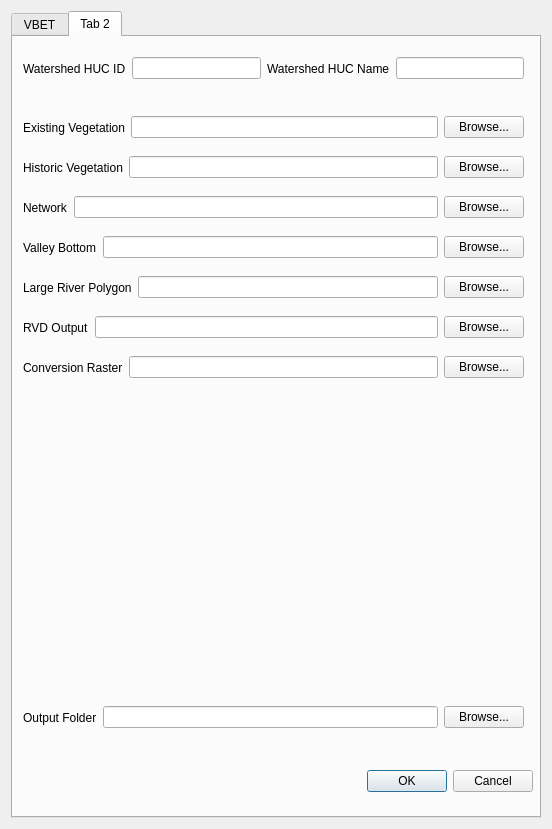
Riverscapes/project-builder-qgis-plugin, file project_builder_dialog_base.ui: the form before one commit.
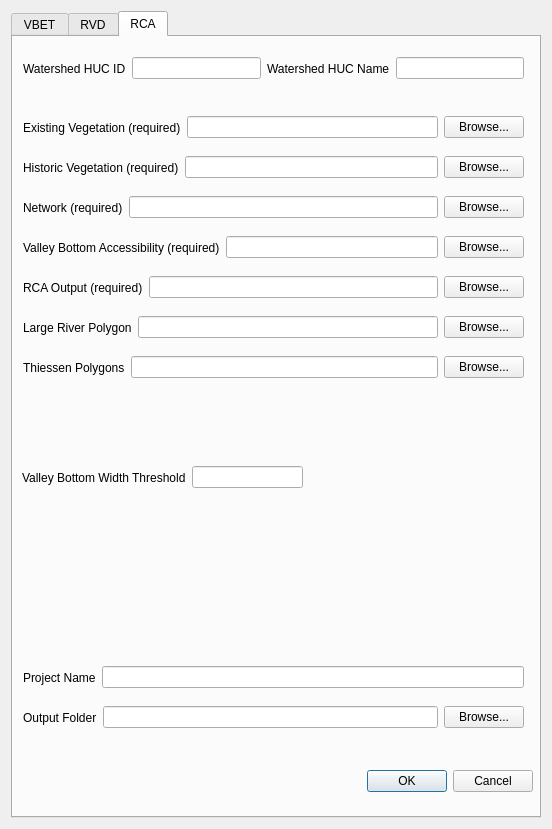
The form after the commit.

The edit to the form file:
```diff
--- a/project_builder_dialog_base.ui
+++ b/project_builder_dialog_base.ui
@@ -23,7 +23,7 @@
       </size>
      </property>
      <property name="currentIndex">
-      <number>1</number>
+      <number>2</number>
      </property>
      <widget class="QWidget" name="tabVBET">
       <attribute name="title">
@@ -721,7 +721,7 @@
      </widget>
      <widget class="QWidget" name="tabRVD">
       <attribute name="title">
-       <string>Tab 2</string>
+       <string>RVD</string>
       </attribute>
       <widget class="QWidget" name="horizontalLayoutWidget_10">
        <property name="geometry">
@@ -999,7 +999,7 @@
        <property name="geometry">
         <rect>
          <x>10</x>
-         <y>230</y>
+         <y>270</y>
          <width>501</width>
          <height>41</height>
         </rect>
@@ -1135,7 +1135,7 @@
        <property name="geometry">
         <rect>
          <x>10</x>
-         <y>270</y>
+         <y>230</y>
          <width>501</width>
          <height>41</height>
         </rect>
@@ -1150,7 +1150,7 @@
            </size>
           </property>
           <property name="text">
-           <string>RVD Output</string>
+           <string>RVD Output (required)</string>
           </property>
          </widget>
         </item>
@@ -1195,7 +1195,7 @@
        <property name="geometry">
         <rect>
          <x>10</x>
-         <y>310</y>
+         <y>350</y>
          <width>501</width>
          <height>41</height>
         </rect>
@@ -1251,6 +1251,715 @@
         </item>
        </layout>
       </widget>
+      <widget class="QWidget" name="horizontalLayoutWidget_20">
+       <property name="geometry">
+        <rect>
+         <x>10</x>
+         <y>310</y>
+         <width>501</width>
+         <height>41</height>
+        </rect>
+       </property>
+       <layout class="QHBoxLayout" name="horizontalLayout_20">
+        <item>
+         <widget class="QLabel" name="labelThiessen">
+          <property name="minimumSize">
+           <size>
+            <width>0</width>
+            <height>0</height>
+           </size>
+          </property>
+          <property name="text">
+           <string>Thiessen Polygons</string>
+          </property>
+         </widget>
+        </item>
+        <item>
+         <widget class="QLineEdit" name="txtThiessen">
+          <property name="sizePolicy">
+           <sizepolicy hsizetype="Expanding" vsizetype="Fixed">
+            <horstretch>0</horstretch>
+            <verstretch>0</verstretch>
+           </sizepolicy>
+          </property>
+          <property name="minimumSize">
+           <size>
+            <width>0</width>
+            <height>0</height>
+           </size>
+          </property>
+          <property name="baseSize">
+           <size>
+            <width>0</width>
+            <height>0</height>
+           </size>
+          </property>
+         </widget>
+        </item>
+        <item>
+         <widget class="QPushButton" name="btnBrowseThiessen">
+          <property name="minimumSize">
+           <size>
+            <width>0</width>
+            <height>0</height>
+           </size>
+          </property>
+          <property name="text">
+           <string>Browse...</string>
+          </property>
+         </widget>
+        </item>
+       </layout>
+      </widget>
+      <widget class="QWidget" name="horizontalLayoutWidget_21">
+       <property name="geometry">
+        <rect>
+         <x>10</x>
+         <y>620</y>
+         <width>501</width>
+         <height>41</height>
+        </rect>
+       </property>
+       <layout class="QHBoxLayout" name="horizontalLayout_21">
+        <item>
+         <widget class="QLabel" name="labelProjectName_2">
+          <property name="minimumSize">
+           <size>
+            <width>0</width>
+            <height>0</height>
+           </size>
+          </property>
+          <property name="text">
+           <string>Project Name</string>
+          </property>
+         </widget>
+        </item>
+        <item>
+         <widget class="QLineEdit" name="txtProjectName_2">
+          <property name="sizePolicy">
+           <sizepolicy hsizetype="Expanding" vsizetype="Fixed">
+            <horstretch>0</horstretch>
+            <verstretch>0</verstretch>
+           </sizepolicy>
+          </property>
+          <property name="minimumSize">
+           <size>
+            <width>0</width>
+            <height>0</height>
+           </size>
+          </property>
+          <property name="baseSize">
+           <size>
+            <width>0</width>
+            <height>0</height>
+           </size>
+          </property>
+         </widget>
+        </item>
+       </layout>
+      </widget>
+     </widget>
+     <widget class="QWidget" name="tabRCA">
+      <attribute name="title">
+       <string>RCA</string>
+      </attribute>
+      <widget class="QWidget" name="horizontalLayoutWidget_22">
+       <property name="geometry">
+        <rect>
+         <x>10</x>
+         <y>10</y>
+         <width>501</width>
+         <height>43</height>
+        </rect>
+       </property>
+       <layout class="QHBoxLayout" name="horizontalLayout_22">
+        <item>
+         <widget class="QLabel" name="labelHUCID_3">
+          <property name="text">
+           <string>Watershed HUC ID</string>
+          </property>
+         </widget>
+        </item>
+        <item>
+         <widget class="QLineEdit" name="txtHUCID_3"/>
+        </item>
+        <item>
+         <widget class="QLabel" name="labelHUCName_3">
+          <property name="text">
+           <string>Watershed HUC Name</string>
+          </property>
+         </widget>
+        </item>
+        <item>
+         <widget class="QLineEdit" name="txtHUCName_3"/>
+        </item>
+       </layout>
+      </widget>
+      <widget class="QWidget" name="horizontalLayoutWidget_23">
+       <property name="geometry">
+        <rect>
+         <x>10</x>
+         <y>70</y>
+         <width>501</width>
+         <height>41</height>
+        </rect>
+       </property>
+       <layout class="QHBoxLayout" name="horizontalLayout_23">
+        <item>
+         <widget class="QLabel" name="labelExVeg_2">
+          <property name="minimumSize">
+           <size>
+            <width>0</width>
+            <height>0</height>
+           </size>
+          </property>
+          <property name="text">
+           <string>Existing Vegetation (required)</string>
+          </property>
+         </widget>
+        </item>
+        <item>
+         <widget class="QLineEdit" name="txtExVeg_2">
+          <property name="sizePolicy">
+           <sizepolicy hsizetype="Expanding" vsizetype="Fixed">
+            <horstretch>0</horstretch>
+            <verstretch>0</verstretch>
+           </sizepolicy>
+          </property>
+          <property name="minimumSize">
+           <size>
+            <width>0</width>
+            <height>0</height>
+           </size>
+          </property>
+          <property name="baseSize">
+           <size>
+            <width>0</width>
+            <height>0</height>
+           </size>
+          </property>
+         </widget>
+        </item>
+        <item>
+         <widget class="QPushButton" name="btnBrowseExVeg_2">
+          <property name="minimumSize">
+           <size>
+            <width>0</width>
+            <height>0</height>
+           </size>
+          </property>
+          <property name="text">
+           <string>Browse...</string>
+          </property>
+         </widget>
+        </item>
+       </layout>
+      </widget>
+      <widget class="QWidget" name="horizontalLayoutWidget_24">
+       <property name="geometry">
+        <rect>
+         <x>10</x>
+         <y>110</y>
+         <width>501</width>
+         <height>41</height>
+        </rect>
+       </property>
+       <layout class="QHBoxLayout" name="horizontalLayout_24">
+        <item>
+         <widget class="QLabel" name="labelHistVeg_2">
+          <property name="minimumSize">
+           <size>
+            <width>0</width>
+            <height>0</height>
+           </size>
+          </property>
+          <property name="text">
+           <string>Historic Vegetation (required)</string>
+          </property>
+         </widget>
+        </item>
+        <item>
+         <widget class="QLineEdit" name="txtHistVeg_2">
+          <property name="sizePolicy">
+           <sizepolicy hsizetype="Expanding" vsizetype="Fixed">
+            <horstretch>0</horstretch>
+            <verstretch>0</verstretch>
+           </sizepolicy>
+          </property>
+          <property name="minimumSize">
+           <size>
+            <width>0</width>
+            <height>0</height>
+           </size>
+          </property>
+          <property name="baseSize">
+           <size>
+            <width>0</width>
+            <height>0</height>
+           </size>
+          </property>
+         </widget>
+        </item>
+        <item>
+         <widget class="QPushButton" name="btnBrowseHistVeg_2">
+          <property name="minimumSize">
+           <size>
+            <width>0</width>
+            <height>0</height>
+           </size>
+          </property>
+          <property name="text">
+           <string>Browse...</string>
+          </property>
+         </widget>
+        </item>
+       </layout>
+      </widget>
+      <widget class="QWidget" name="horizontalLayoutWidget_25">
+       <property name="geometry">
+        <rect>
+         <x>10</x>
+         <y>150</y>
+         <width>501</width>
+         <height>41</height>
+        </rect>
+       </property>
+       <layout class="QHBoxLayout" name="horizontalLayout_25">
+        <item>
+         <widget class="QLabel" name="labelNetwork3">
+          <property name="minimumSize">
+           <size>
+            <width>0</width>
+            <height>0</height>
+           </size>
+          </property>
+          <property name="text">
+           <string>Network (required)</string>
+          </property>
+         </widget>
+        </item>
+        <item>
+         <widget class="QLineEdit" name="txtNetwork3">
+          <property name="sizePolicy">
+           <sizepolicy hsizetype="Expanding" vsizetype="Fixed">
+            <horstretch>0</horstretch>
+            <verstretch>0</verstretch>
+           </sizepolicy>
+          </property>
+          <property name="minimumSize">
+           <size>
+            <width>0</width>
+            <height>0</height>
+           </size>
+          </property>
+          <property name="baseSize">
+           <size>
+            <width>0</width>
+            <height>0</height>
+           </size>
+          </property>
+         </widget>
+        </item>
+        <item>
+         <widget class="QPushButton" name="btnBrowseNetwork3">
+          <property name="minimumSize">
+           <size>
+            <width>0</width>
+            <height>0</height>
+           </size>
+          </property>
+          <property name="text">
+           <string>Browse...</string>
+          </property>
+         </widget>
+        </item>
+       </layout>
+      </widget>
+      <widget class="QWidget" name="horizontalLayoutWidget_26">
+       <property name="geometry">
+        <rect>
+         <x>10</x>
+         <y>190</y>
+         <width>501</width>
+         <height>41</height>
+        </rect>
+       </property>
+       <layout class="QHBoxLayout" name="horizontalLayout_26">
+        <item>
+         <widget class="QLabel" name="labelValley_2">
+          <property name="minimumSize">
+           <size>
+            <width>0</width>
+            <height>0</height>
+           </size>
+          </property>
+          <property name="text">
+           <string>Valley Bottom Accessibility (required)</string>
+          </property>
+         </widget>
+        </item>
+        <item>
+         <widget class="QLineEdit" name="txtValley_2">
+          <property name="sizePolicy">
+           <sizepolicy hsizetype="Expanding" vsizetype="Fixed">
+            <horstretch>0</horstretch>
+            <verstretch>0</verstretch>
+           </sizepolicy>
+          </property>
+          <property name="minimumSize">
+           <size>
+            <width>0</width>
+            <height>0</height>
+           </size>
+          </property>
+          <property name="baseSize">
+           <size>
+            <width>0</width>
+            <height>0</height>
+           </size>
+          </property>
+         </widget>
+        </item>
+        <item>
+         <widget class="QPushButton" name="btnBrowseValley_2">
+          <property name="minimumSize">
+           <size>
+            <width>0</width>
+            <height>0</height>
+           </size>
+          </property>
+          <property name="text">
+           <string>Browse...</string>
+          </property>
+         </widget>
+        </item>
+       </layout>
+      </widget>
+      <widget class="QWidget" name="horizontalLayoutWidget_27">
+       <property name="geometry">
+        <rect>
+         <x>10</x>
+         <y>230</y>
+         <width>501</width>
+         <height>41</height>
+        </rect>
+       </property>
+       <layout class="QHBoxLayout" name="horizontalLayout_27">
+        <item>
+         <widget class="QLabel" name="labelRCA">
+          <property name="minimumSize">
+           <size>
+            <width>0</width>
+            <height>0</height>
+           </size>
+          </property>
+          <property name="text">
+           <string>RCA Output (required)</string>
+          </property>
+         </widget>
+        </item>
+        <item>
+         <widget class="QLineEdit" name="txtRCA">
+          <property name="sizePolicy">
+           <sizepolicy hsizetype="Expanding" vsizetype="Fixed">
+            <horstretch>0</horstretch>
+            <verstretch>0</verstretch>
+           </sizepolicy>
+          </property>
+          <property name="minimumSize">
+           <size>
+            <width>0</width>
+            <height>0</height>
+           </size>
+          </property>
+          <property name="baseSize">
+           <size>
+            <width>0</width>
+            <height>0</height>
+           </size>
+          </property>
+         </widget>
+        </item>
+        <item>
+         <widget class="QPushButton" name="btnBrowseRCA">
+          <property name="minimumSize">
+           <size>
+            <width>0</width>
+            <height>0</height>
+           </size>
+          </property>
+          <property name="text">
+           <string>Browse...</string>
+          </property>
+         </widget>
+        </item>
+       </layout>
+      </widget>
+      <widget class="QWidget" name="horizontalLayoutWidget_28">
+       <property name="geometry">
+        <rect>
+         <x>10</x>
+         <y>270</y>
+         <width>501</width>
+         <height>41</height>
+        </rect>
+       </property>
+       <layout class="QHBoxLayout" name="horizontalLayout_28">
+        <item>
+         <widget class="QLabel" name="labelLRP_2">
+          <property name="minimumSize">
+           <size>
+            <width>0</width>
+            <height>0</height>
+           </size>
+          </property>
+          <property name="text">
+           <string>Large River Polygon</string>
+          </property>
+         </widget>
+        </item>
+        <item>
+         <widget class="QLineEdit" name="txtLRP_2">
+          <property name="sizePolicy">
+           <sizepolicy hsizetype="Expanding" vsizetype="Fixed">
+            <horstretch>0</horstretch>
+            <verstretch>0</verstretch>
+           </sizepolicy>
+          </property>
+          <property name="minimumSize">
+           <size>
+            <width>0</width>
+            <height>0</height>
+           </size>
+          </property>
+          <property name="baseSize">
+           <size>
+            <width>0</width>
+            <height>0</height>
+           </size>
+          </property>
+         </widget>
+        </item>
+        <item>
+         <widget class="QPushButton" name="btnBrowseLRP_2">
+          <property name="minimumSize">
+           <size>
+            <width>0</width>
+            <height>0</height>
+           </size>
+          </property>
+          <property name="text">
+           <string>Browse...</string>
+          </property>
+         </widget>
+        </item>
+       </layout>
+      </widget>
+      <widget class="QWidget" name="horizontalLayoutWidget_29">
+       <property name="geometry">
+        <rect>
+         <x>10</x>
+         <y>310</y>
+         <width>501</width>
+         <height>41</height>
+        </rect>
+       </property>
+       <layout class="QHBoxLayout" name="horizontalLayout_29">
+        <item>
+         <widget class="QLabel" name="labelThiessen_2">
+          <property name="minimumSize">
+           <size>
+            <width>0</width>
+            <height>0</height>
+           </size>
+          </property>
+          <property name="text">
+           <string>Thiessen Polygons</string>
+          </property>
+         </widget>
+        </item>
+        <item>
+         <widget class="QLineEdit" name="txtThiessen_2">
+          <property name="sizePolicy">
+           <sizepolicy hsizetype="Expanding" vsizetype="Fixed">
+            <horstretch>0</horstretch>
+            <verstretch>0</verstretch>
+           </sizepolicy>
+          </property>
+          <property name="minimumSize">
+           <size>
+            <width>0</width>
+            <height>0</height>
+           </size>
+          </property>
+          <property name="baseSize">
+           <size>
+            <width>0</width>
+            <height>0</height>
+           </size>
+          </property>
+         </widget>
+        </item>
+        <item>
+         <widget class="QPushButton" name="btnBrowseThiessen_2">
+          <property name="minimumSize">
+           <size>
+            <width>0</width>
+            <height>0</height>
+           </size>
+          </property>
+          <property name="text">
+           <string>Browse...</string>
+          </property>
+         </widget>
+        </item>
+       </layout>
+      </widget>
+      <widget class="QWidget" name="horizontalLayoutWidget_30">
+       <property name="geometry">
+        <rect>
+         <x>10</x>
+         <y>620</y>
+         <width>501</width>
+         <height>41</height>
+        </rect>
+       </property>
+       <layout class="QHBoxLayout" name="horizontalLayout_30">
+        <item>
+         <widget class="QLabel" name="labelProjectName_3">
+          <property name="minimumSize">
+           <size>
+            <width>0</width>
+            <height>0</height>
+           </size>
+          </property>
+          <property name="text">
+           <string>Project Name</string>
+          </property>
+         </widget>
+        </item>
+        <item>
+         <widget class="QLineEdit" name="txtProjectName_3">
+          <property name="sizePolicy">
+           <sizepolicy hsizetype="Expanding" vsizetype="Fixed">
+            <horstretch>0</horstretch>
+            <verstretch>0</verstretch>
+           </sizepolicy>
+          </property>
+          <property name="minimumSize">
+           <size>
+            <width>0</width>
+            <height>0</height>
+           </size>
+          </property>
+          <property name="baseSize">
+           <size>
+            <width>0</width>
+            <height>0</height>
+           </size>
+          </property>
+         </widget>
+        </item>
+       </layout>
+      </widget>
+      <widget class="QWidget" name="horizontalLayoutWidget_31">
+       <property name="geometry">
+        <rect>
+         <x>10</x>
+         <y>660</y>
+         <width>501</width>
+         <height>41</height>
+        </rect>
+       </property>
+       <layout class="QHBoxLayout" name="horizontalLayout_31">
+        <item>
+         <widget class="QLabel" name="labelOutputFolder_3">
+          <property name="minimumSize">
+           <size>
+            <width>0</width>
+            <height>0</height>
+           </size>
+          </property>
+          <property name="text">
+           <string>Output Folder</string>
+          </property>
+         </widget>
+        </item>
+        <item>
+         <widget class="QLineEdit" name="txtOutputFolder_3">
+          <property name="minimumSize">
+           <size>
+            <width>0</width>
+            <height>0</height>
+           </size>
+          </property>
+          <property name="baseSize">
+           <size>
+            <width>0</width>
+            <height>0</height>
+           </size>
+          </property>
+         </widget>
+        </item>
+        <item>
+         <widget class="QPushButton" name="btnBrowseOutputFolder_3">
+          <property name="minimumSize">
+           <size>
+            <width>0</width>
+            <height>0</height>
+           </size>
+          </property>
+          <property name="text">
+           <string>Browse...</string>
+          </property>
+         </widget>
+        </item>
+       </layout>
+      </widget>
+      <widget class="QDialogButtonBox" name="btnBox_3">
+       <property name="geometry">
+        <rect>
+         <x>-10</x>
+         <y>730</y>
+         <width>530</width>
+         <height>28</height>
+        </rect>
+       </property>
+       <property name="sizePolicy">
+        <sizepolicy hsizetype="Expanding" vsizetype="Fixed">
+         <horstretch>0</horstretch>
+         <verstretch>0</verstretch>
+        </sizepolicy>
+       </property>
+       <property name="orientation">
+        <enum>Qt::Horizontal</enum>
+       </property>
+       <property name="standardButtons">
+        <set>QDialogButtonBox::Cancel|QDialogButtonBox::Ok</set>
+       </property>
+      </widget>
+      <widget class="QWidget" name="horizontalLayoutWidget_32">
+       <property name="geometry">
+        <rect>
+         <x>9</x>
+         <y>420</y>
+         <width>281</width>
+         <height>41</height>
+        </rect>
+       </property>
+       <layout class="QHBoxLayout" name="horizontalLayout_32">
+        <item>
+         <widget class="QLabel" name="labelVBWidth">
+          <property name="text">
+           <string>Valley Bottom Width Threshold</string>
+          </property>
+         </widget>
+        </item>
+        <item>
+         <widget class="QLineEdit" name="txtVBWidth"/>
+        </item>
+       </layout>
+      </widget>
      </widget>
     </widget>
    </item>
```
Left out of the diff: 9 changed lines with no effect on the pictures.
